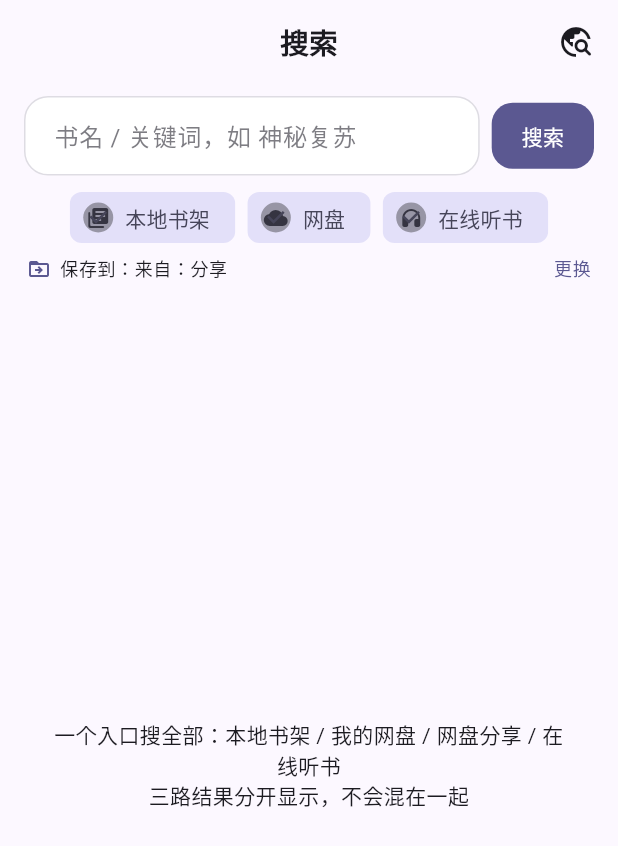
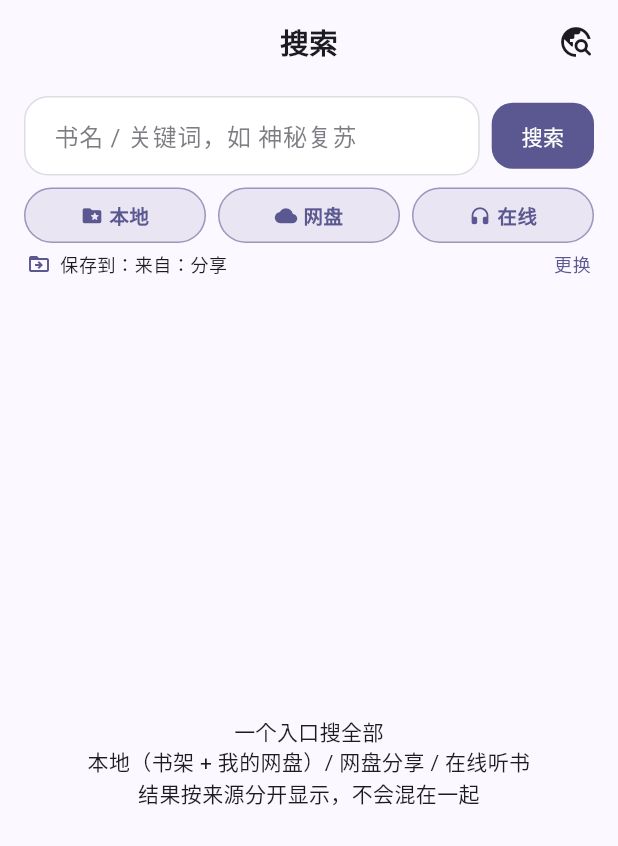
Before and after one commit to nxdwjsj/audiobook-app, a Flutter app: the ResourceSearchPage screen opened directly, on a phone screen of 412 x 824 dp. Shown: the top 846 px of the screen. Run offline on Flutter 3.47's test engine with Material 3 defaults, Android fonts, the phone set to English and light mode, and no system bars; our stand-ins replace audio_service, cached_network_image, dio, file_picker, hive, hive_flutter and 2 more; missing offline and left inert: flutter_inappwebview; accounts and stored records are empty.

Commit message:
调整搜索页排版与范围划分并修复历史续播定位
- 搜索范围重新划分：本地＝书架＋我的夸克网盘，网盘＝书源爬取到的网盘分享
- 搜索范围按钮改为三个等宽并排，选中状态更清晰
- 搜索结果每个分区标题可点击收起/展开，避免长列表刷屏
- 收听历史「正在播放」改为按书＋集数匹配，同一本书的其它集不再误标
- 点击历史记录直接跳到对应那一集与播放位置，不再只打开播放页

```diff
--- a/audiobook_app_src/lib/pages/resource_search_page.dart
+++ b/audiobook_app_src/lib/pages/resource_search_page.dart
@@ -19,14 +19,13 @@ import 'book_source_page.dart';
 import 'drive_browser_page.dart';
 import 'shelf_book_detail_page.dart';
 
-/// 搜索范围。搜索前可勾选，三路来源的结果分开展示、不会混在一起。
-enum _Scope { local, drive, online }
+/// 搜索范围（搜索前可勾选）：
+/// - local：本地（书架 + 我的夸克网盘文件）
+/// - share：网盘分享链接（书源爬取到的分享，可转存后播放）
+/// - online：在线听书站（点开即听）
+enum _Scope { local, share, online }
 
-/// 统一搜索页：一个入口搜「本地书架 / 我的网盘 / 网盘分享 / 在线听书」。
-///
-/// - 本地：书架里的书（内存过滤）
-/// - 网盘：我的网盘文件 + 书源发现的网盘分享链接
-/// - 在线：在线听书站（点开即听，无需转存）
+/// 统一搜索页：一个入口搜「本地 / 网盘分享 / 在线听书」。
 class ResourceSearchPage extends StatefulWidget {
   const ResourceSearchPage({super.key});
 
@@ -37,15 +36,18 @@ class ResourceSearchPage extends StatefulWidget {
 class _ResourceSearchPageState extends State<ResourceSearchPage> {
   final TextEditingController _keyword = TextEditingController();
 
-  /// 已勾选的搜索范围，默认三路全开。
+  /// 已勾选的搜索范围，默认全开。
   final Set<_Scope> _scopes = {
     _Scope.local,
-    _Scope.drive,
+    _Scope.share,
     _Scope.online,
   };
 
+  /// 已收起的分区（点标题收起/展开）。
+  final Set<String> _collapsed = {};
+
   // --- 结果：按来源分区存放，互不混排 ---
-  final List<BookshelfBook> _shelfResults = []; // 本地书架
+  final List<BookshelfBook> _shelfResults = []; // 书架
   final List<DriveItem> _driveResults = []; // 我的网盘文件
   final List<ResourceResult> _shareResults = []; // 网盘分享链接
   final List<OnlineBookHit> _onlineHits = []; // 在线听书站
@@ -139,7 +141,7 @@ class _ResourceSearchPageState extends State<ResourceSearchPage> {
       _progress = '准备…';
     });
 
-    // 本地书架：内存过滤，无需等待
+    // 本地：书架（内存过滤）+ 我的网盘文件
     if (_scopes.contains(_Scope.local)) {
       final q = kw.toLowerCase();
       final shelf = context
@@ -154,8 +156,10 @@ class _ResourceSearchPageState extends State<ResourceSearchPage> {
 
     // 三路网络搜索并行，各自写入自己的分区
     final tasks = <Future<void>>[];
-    if (_scopes.contains(_Scope.drive)) {
+    if (_scopes.contains(_Scope.local)) {
       tasks.add(_searchDriveFiles(kw));
+    }
+    if (_scopes.contains(_Scope.share)) {
       tasks.add(_searchShares(kw));
     }
     if (_scopes.contains(_Scope.online)) {
@@ -384,20 +388,19 @@ class _ResourceSearchPageState extends State<ResourceSearchPage> {
               ],
             ),
           ),
-          // 搜索范围：本地 / 网盘 / 在线，搜索前可自由勾选
+          // 搜索范围：本地（含我的网盘）/ 网盘分享 / 在线，搜索前可自由勾选
           Padding(
-            padding: const EdgeInsets.fromLTRB(16, 0, 16, 2),
-            child: Wrap(
-              spacing: 8,
+            padding: const EdgeInsets.fromLTRB(12, 0, 12, 2),
+            child: Row(
               children: [
-                _scopeChip(_Scope.local, '本地书架', Icons.library_books_rounded),
-                _scopeChip(_Scope.drive, '网盘', Icons.cloud_rounded),
-                _scopeChip(_Scope.online, '在线听书', Icons.headphones_rounded),
+                _scopeChip(_Scope.local, '本地', Icons.folder_special_rounded),
+                _scopeChip(_Scope.share, '网盘', Icons.cloud_rounded),
+                _scopeChip(_Scope.online, '在线', Icons.headphones_rounded),
               ],
             ),
           ),
           // 转存到网盘的哪个目录（仅网盘分享用得到，点一下可更换，选择会被记住）
-          if (_scopes.contains(_Scope.drive))
+          if (_scopes.contains(_Scope.share))
             Padding(
               padding: const EdgeInsets.fromLTRB(18, 0, 18, 4),
               child: InkWell(
@@ -446,27 +449,66 @@ class _ResourceSearchPageState extends State<ResourceSearchPage> {
     );
   }
 
-  /// 搜索范围勾选 chip（可多选）。
+  /// 搜索范围勾选 chip：三个等宽排一行，选中/未选中一眼可辨。
   Widget _scopeChip(_Scope scope, String label, IconData icon) {
     final selected = _scopes.contains(scope);
-    return FilterChip(
-      avatar: Icon(icon, size: 16),
-      label: Text(label),
-      selected: selected,
-      visualDensity: VisualDensity.compact,
-      onSelected: _searching
+    final scheme = Theme.of(context).colorScheme;
+    final fg = selected ? scheme.primary : scheme.onSurfaceVariant;
+    return Expanded(
+      child: Padding(
+        padding: const EdgeInsets.symmetric(horizontal: 4),
+        child: InkWell(
+          borderRadius: BorderRadius.circular(20),
+          onTap: _searching
               ? null
-          : (v) => setState(() {
-                if (v) {
+              : () => setState(() {
+                    if (selected) {
+                      _scopes.remove(scope);
+                    } else {
                       _scopes.add(scope);
-                } else {
-                  _scopes.remove(scope);
                     }
                   }),
+          child: Container(
+            padding: const EdgeInsets.symmetric(vertical: 8, horizontal: 6),
+            decoration: BoxDecoration(
+              color: selected
+                  ? scheme.primary.withValues(alpha: 0.12)
+                  : scheme.onSurface.withValues(alpha: 0.05),
+              borderRadius: BorderRadius.circular(20),
+              border: Border.all(
+                color: selected
+                    ? scheme.primary.withValues(alpha: 0.55)
+                    : Colors.transparent,
+              ),
+            ),
+            child: Row(
+              mainAxisAlignment: MainAxisAlignment.center,
+              children: [
+                Icon(icon, size: 15, color: fg),
+                const SizedBox(width: 4),
+                Flexible(
+                  child: Text(
+                    label,
+                    maxLines: 1,
+                    overflow: TextOverflow.ellipsis,
+                    style: TextStyle(
+                      fontSize: 13,
+                      color: fg,
+                      fontWeight:
+                          selected ? FontWeight.w600 : FontWeight.normal,
+                    ),
+                  ),
+                ),
+              ],
+            ),
+          ),
+        ),
+      ),
     );
   }
 
-  /// 结果区：按来源分成四个分区，先本地、再网盘（文件 + 分享）、最后在线。
+  /// 结果区：本地（书架 + 我的网盘）、网盘分享、在线听书，各自成区。
+  /// 每个分区标题可点，收起后只留标题。
   Widget _buildResults() {
     final noResult = _shelfResults.isEmpty &&
         _driveResults.isEmpty &&
@@ -480,8 +522,9 @@ class _ResourceSearchPageState extends State<ResourceSearchPage> {
         child: Padding(
           padding: EdgeInsets.symmetric(horizontal: 32),
           child: Text(
-            '一个入口搜全部：本地书架 / 我的网盘 / 网盘分享 / 在线听书\n'
-            '三路结果分开显示，不会混在一起',
+            '一个入口搜全部\n'
+            '本地（书架 + 我的网盘）/ 网盘分享 / 在线听书\n'
+            '结果按来源分开显示，不会混在一起',
             textAlign: TextAlign.center,
           ),
         ),
@@ -490,50 +533,61 @@ class _ResourceSearchPageState extends State<ResourceSearchPage> {
     return ListView(
       padding: const EdgeInsets.only(bottom: 24),
       children: [
-        // 1. 本地书架
+        // ---- 本地：书架 ----
         if (_scopes.contains(_Scope.local)) ...[
           _sectionHeader(
-              Icons.library_books_rounded, '本地书架', _shelfResults.length),
+            'shelf',
+            Icons.library_books_rounded,
+            '书架',
+            _shelfResults.length,
+          ),
+          if (!_collapsed.contains('shelf'))
             if (_shelfResults.isEmpty)
               _emptyHint('书架中没有匹配的书')
             else
               ..._shelfResults.map(_buildShelfTile),
-        ],
-        // 2. 我的网盘文件
-        if (_scopes.contains(_Scope.drive)) ...[
-          _sectionHeader(Icons.folder_rounded, '我的网盘', _driveResults.length),
-          if (_driveLoading)
-            const Padding(
-              padding: EdgeInsets.all(20),
-              child: Center(child: CircularProgressIndicator()),
-            )
-          else if (_driveError != null)
+          // ---- 本地：我的网盘文件 ----
+          _sectionHeader(
+            'drive',
+            Icons.folder_rounded,
+            '我的网盘',
+            _driveResults.length,
+            loading: _driveLoading,
+          ),
+          if (!_collapsed.contains('drive'))
+            if (_driveError != null)
               _emptyHint('网盘搜索失败：$_driveError')
             else if (_driveResults.isEmpty)
               _emptyHint('网盘中没有匹配的文件')
             else
               ..._driveResults.map(_buildDriveTile),
-          // 3. 网盘分享链接
-          _sectionHeader(Icons.link_rounded, '网盘分享', _shareResults.length),
-          if (_searching && _shareResults.isEmpty)
-            const Padding(
-              padding: EdgeInsets.all(20),
-              child: Center(child: CircularProgressIndicator()),
-            )
-          else if (_shareResults.isEmpty)
+        ],
+        // ---- 网盘分享链接 ----
+        if (_scopes.contains(_Scope.share)) ...[
+          _sectionHeader(
+            'share',
+            Icons.link_rounded,
+            '网盘分享',
+            _shareResults.length,
+            loading: _searching && _shareResults.isEmpty,
+          ),
+          if (!_collapsed.contains('share'))
+            if (_shareResults.isEmpty)
               _emptyHint('没有发现相关的网盘分享')
             else
               ..._shareResults.map(_buildCard),
         ],
-        // 4. 在线听书站
+        // ---- 在线听书站 ----
         if (_scopes.contains(_Scope.online)) ...[
-          _sectionHeader(Icons.headphones_rounded, '在线听书', _onlineHits.length),
-          if (_searching && _onlineHits.isEmpty)
-            const Padding(
-              padding: EdgeInsets.all(20),
-              child: Center(child: CircularProgressIndicator()),
-            )
-          else if (_onlineHits.isEmpty)
+          _sectionHeader(
+            'online',
+            Icons.headphones_rounded,
+            '在线听书',
+            _onlineHits.length,
+            loading: _searching && _onlineHits.isEmpty,
+          ),
+          if (!_collapsed.contains('online'))
+            if (_onlineHits.isEmpty)
               _emptyHint('在线书源没有搜到相关有声书')
             else
               ..._onlineHits.map(_buildOnlineCard),
@@ -542,10 +596,26 @@ class _ResourceSearchPageState extends State<ResourceSearchPage> {
     );
   }
 
-  Widget _sectionHeader(IconData icon, String label, int count) {
+  /// 分区标题：点一下收起/展开该分区。
+  Widget _sectionHeader(
+    String key,
+    IconData icon,
+    String label,
+    int count, {
+    bool loading = false,
+  }) {
     final scheme = Theme.of(context).colorScheme;
-    return Padding(
-      padding: const EdgeInsets.fromLTRB(16, 16, 16, 4),
+    final collapsed = _collapsed.contains(key);
+    return InkWell(
+      onTap: () => setState(() {
+        if (collapsed) {
+          _collapsed.remove(key);
+        } else {
+          _collapsed.add(key);
+        }
+      }),
+      child: Padding(
+        padding: const EdgeInsets.fromLTRB(16, 16, 12, 4),
         child: Row(
           children: [
             Icon(icon, size: 18, color: scheme.primary),
@@ -558,6 +628,13 @@ class _ResourceSearchPageState extends State<ResourceSearchPage> {
                   ?.copyWith(fontWeight: FontWeight.bold),
             ),
             const SizedBox(width: 6),
+            if (loading)
+              const SizedBox(
+                width: 12,
+                height: 12,
+                child: CircularProgressIndicator(strokeWidth: 2),
+              )
+            else
               Text(
                 '$count',
                 style: Theme.of(context)
@@ -565,7 +642,16 @@ class _ResourceSearchPageState extends State<ResourceSearchPage> {
                     .bodySmall
                     ?.copyWith(color: scheme.onSurfaceVariant),
               ),
+            const Spacer(),
+            Icon(
+              collapsed
+                  ? Icons.expand_more_rounded
+                  : Icons.expand_less_rounded,
+              size: 20,
+              color: scheme.onSurfaceVariant,
+            ),
           ],
+        ),
       ),
     );
   }
--- a/audiobook_app_src/pubspec.yaml
+++ b/audiobook_app_src/pubspec.yaml
@@ -1,7 +1,7 @@
 name: audiobook_app
 description: 聆云 - 网盘有声书播放器（直接播放网盘音频文件夹，管理目录、进度与收听历史）
 publish_to: 'none'
-version: 1.0.12+13
+version: 1.0.13+14
 
 environment:
   sdk: '>=3.0.0 <4.0.0'
```
Also changed, not shown: audiobook_app_src/lib/pages/history_page.dart (+21 -8 lines), audiobook_app_src/lib/services/audio_player_service.dart (+10 -5 lines). Lines whose indentation alone changed are shown as unchanged.
